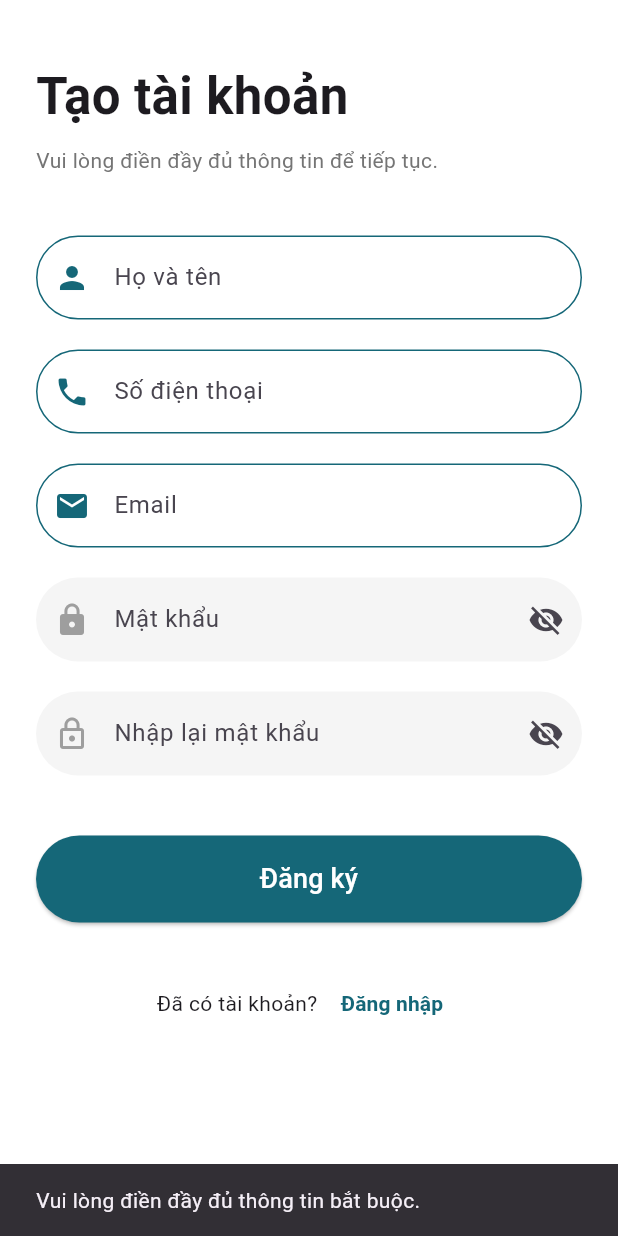
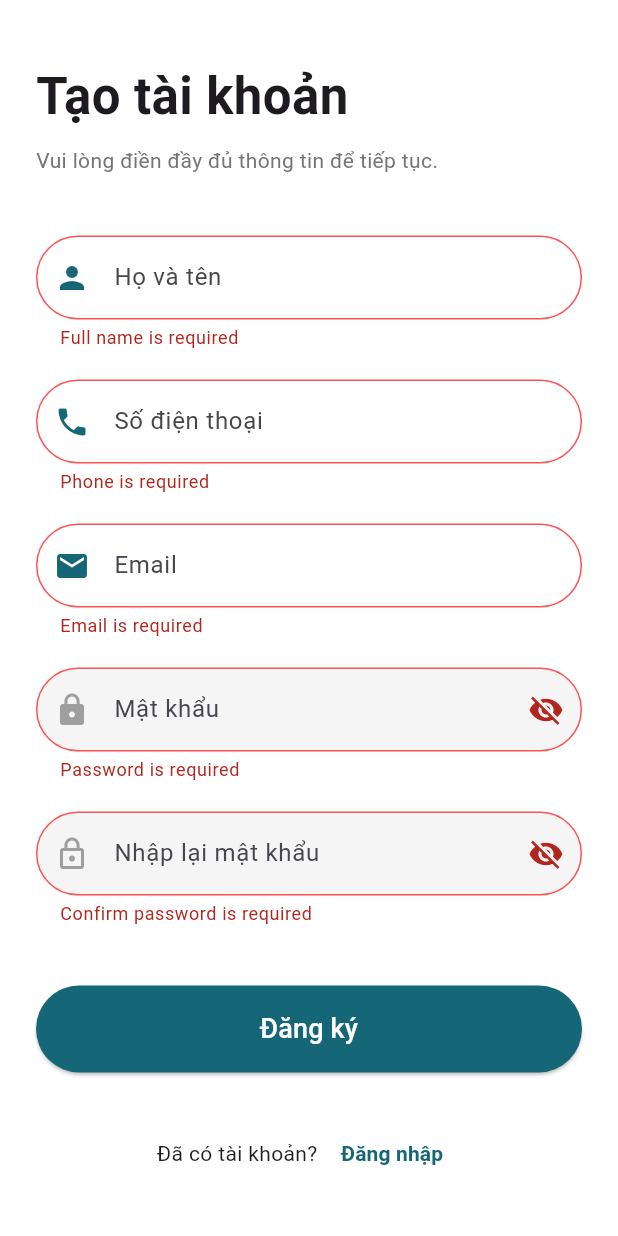
Before and after one commit to phuocnguyen10051307/salon-booking-frontend, a Flutter app: the SignupScreen screen opened directly, after a tap on "Đăng ký", on a phone screen of 412 x 824 dp. Run offline on Flutter 3.47's test engine with Material 3 defaults, Android fonts, the phone set to English and light mode, and no system bars; our stand-ins replace dio, flutter_dotenv, flutter_map, geolocator, google_fonts, image_picker and 3 more; accounts and stored records are empty.

Commit message:
fix sign up

```diff
--- a/lib/core/widgets/custom_text_field.dart
+++ b/lib/core/widgets/custom_text_field.dart
@@ -7,6 +7,9 @@ class CustomTextField extends StatefulWidget {
   final String hint;
   final IconData icon;
   final bool isPassword;
+  final TextInputType? keyboardType;
+  final String? Function(String?)? validator;
+  final TextInputAction? textInputAction;
 
   const CustomTextField({
     super.key,
@@ -14,39 +17,36 @@ class CustomTextField extends StatefulWidget {
     required this.hint,
     required this.icon,
     this.isPassword = false,
+    this.keyboardType,
+    this.validator,
+    this.textInputAction,
   });
 
   @override
-  State<CustomTextField> createState() =>
-      _CustomTextFieldState();
+  State<CustomTextField> createState() => _CustomTextFieldState();
 }
 
-class _CustomTextFieldState
-    extends State<CustomTextField> {
+class _CustomTextFieldState extends State<CustomTextField> {
   bool obscure = true;
 
   @override
   Widget build(BuildContext context) {
-    return TextField(
+    return TextFormField(
       controller: widget.controller,
-      obscureText:
-      widget.isPassword ? obscure : false,
+      keyboardType: widget.keyboardType,
+      validator: widget.validator,
+      textInputAction: widget.textInputAction,
+      obscureText: widget.isPassword ? obscure : false,
       decoration: InputDecoration(
         hintText: widget.hint,
-
         prefixIcon: Icon(
           widget.icon,
-          color: widget.isPassword
-              ? Colors.grey
-              : AppColors.primary,
+          color: widget.isPassword ? Colors.grey : AppColors.primary,
         ),
-
         suffixIcon: widget.isPassword
             ? IconButton(
                 icon: Icon(
-            obscure
-                ? Icons.visibility_off
-                : Icons.visibility,
+                  obscure ? Icons.visibility_off : Icons.visibility,
                 ),
                 onPressed: () {
                   setState(() {
@@ -55,25 +55,29 @@ class _CustomTextFieldState
                 },
               )
             : null,
-
         filled: widget.isPassword,
         fillColor: Colors.grey.shade100,
-
         enabledBorder: OutlineInputBorder(
-          borderRadius:
-          BorderRadius.circular(40),
+          borderRadius: BorderRadius.circular(40),
           borderSide: BorderSide(
-            color: widget.isPassword
-                ? Colors.transparent
-                : AppColors.primary,
+            color: widget.isPassword ? Colors.transparent : AppColors.primary,
           ),
         ),
-
         focusedBorder: OutlineInputBorder(
-          borderRadius:
-          BorderRadius.circular(40),
+          borderRadius: BorderRadius.circular(40),
           borderSide: BorderSide(
             color: AppColors.primary,
+            width: 2,
+          ),
+        ),
+        errorBorder: OutlineInputBorder(
+          borderRadius: BorderRadius.circular(40),
+          borderSide: const BorderSide(color: Colors.redAccent),
+        ),
+        focusedErrorBorder: OutlineInputBorder(
+          borderRadius: BorderRadius.circular(40),
+          borderSide: const BorderSide(
+            color: Colors.redAccent,
             width: 2,
           ),
         ),
--- /dev/null
+++ b/lib/features/auth/data/auth_validators.dart
@@ -0,0 +1,57 @@
+class AuthValidators {
+  static final RegExp _emailRule = RegExp(r'^[^@\s]+@[^@\s]+\.[^@\s]+$');
+  static final RegExp _phoneRule = RegExp(r'^(0|\+84)(3|5|7|8|9)[0-9]{8}$');
+  static final RegExp _passwordRule = RegExp(r'^(?=.*[a-zA-Z])(?=.*\d)[A-Za-z\d\W]{8,256}$');
+
+  static String? requiredField(String? value, {required String fieldName}) {
+    if (value == null || value.trim().isEmpty) {
+      return '$fieldName is required';
+    }
+    return null;
+  }
+
+  static String? fullName(String? value) {
+    final requiredError = requiredField(value, fieldName: 'Full name');
+    if (requiredError != null) return requiredError;
+    if (value!.trim().length < 2) {
+      return 'Full name must be at least 2 characters long';
+    }
+    return null;
+  }
+
+  static String? email(String? value) {
+    final requiredError = requiredField(value, fieldName: 'Email');
+    if (requiredError != null) return requiredError;
+    if (!_emailRule.hasMatch(value!.trim())) {
+      return 'Invalid email address';
+    }
+    return null;
+  }
+
+  static String? phone(String? value) {
+    final requiredError = requiredField(value, fieldName: 'Phone');
+    if (requiredError != null) return requiredError;
+    if (!_phoneRule.hasMatch(value!.trim())) {
+      return 'Phone number must be a valid Vietnamese phone number';
+    }
+    return null;
+  }
+
+  static String? password(String? value) {
+    final requiredError = requiredField(value, fieldName: 'Password');
+    if (requiredError != null) return requiredError;
+    if (!_passwordRule.hasMatch(value!.trim())) {
+      return 'Password must include at least 1 letter, a number, and at least 8 characters.';
+    }
+    return null;
+  }
+
+  static String? confirmPassword(String? value, String password) {
+    final requiredError = requiredField(value, fieldName: 'Confirm password');
+    if (requiredError != null) return requiredError;
+    if (value!.trim() != password.trim()) {
+      return 'Password confirmation does not match';
+    }
+    return null;
+  }
+}
--- a/lib/features/auth/presentation/signup_screen.dart
+++ b/lib/features/auth/presentation/signup_screen.dart
@@ -4,6 +4,7 @@ import 'package:provider/provider.dart';
 import '../../../core/themes/app_colors.dart';
 import '../../../core/widgets/custom_button.dart';
 import '../../../core/widgets/custom_text_field.dart';
+import '../data/auth_validators.dart';
 import '../provider/auth_provider.dart';
 import 'email_verification_screen.dart';
 
@@ -15,6 +16,7 @@ class SignupScreen extends StatefulWidget {
 }
 
 class _SignupScreenState extends State<SignupScreen> {
+  final _formKey = GlobalKey<FormState>();
   final fullNameController = TextEditingController();
   final phoneController = TextEditingController();
   final emailController = TextEditingController();
@@ -32,9 +34,7 @@ class _SignupScreenState extends State<SignupScreen> {
   }
 
   void _showMessage(String message) {
-    ScaffoldMessenger.of(
-      context,
-    ).showSnackBar(SnackBar(content: Text(message)));
+    ScaffoldMessenger.of(context).showSnackBar(SnackBar(content: Text(message)));
   }
 
   @override
@@ -44,6 +44,8 @@ class _SignupScreenState extends State<SignupScreen> {
       body: SafeArea(
         child: SingleChildScrollView(
           padding: const EdgeInsets.symmetric(horizontal: 24),
+          child: Form(
+            key: _formKey,
             child: Column(
               crossAxisAlignment: CrossAxisAlignment.start,
               children: [
@@ -62,18 +64,26 @@ class _SignupScreenState extends State<SignupScreen> {
                   controller: fullNameController,
                   hint: 'Họ và tên',
                   icon: Icons.person,
+                  textInputAction: TextInputAction.next,
+                  validator: AuthValidators.fullName,
                 ),
                 const SizedBox(height: 20),
                 CustomTextField(
                   controller: phoneController,
                   hint: 'Số điện thoại',
                   icon: Icons.phone,
+                  keyboardType: TextInputType.phone,
+                  textInputAction: TextInputAction.next,
+                  validator: AuthValidators.phone,
                 ),
                 const SizedBox(height: 20),
                 CustomTextField(
                   controller: emailController,
                   hint: 'Email',
                   icon: Icons.email,
+                  keyboardType: TextInputType.emailAddress,
+                  textInputAction: TextInputAction.next,
+                  validator: AuthValidators.email,
                 ),
                 const SizedBox(height: 20),
                 CustomTextField(
@@ -81,6 +91,8 @@ class _SignupScreenState extends State<SignupScreen> {
                   hint: 'Mật khẩu',
                   icon: Icons.lock,
                   isPassword: true,
+                  textInputAction: TextInputAction.next,
+                  validator: AuthValidators.password,
                 ),
                 const SizedBox(height: 20),
                 CustomTextField(
@@ -88,29 +100,23 @@ class _SignupScreenState extends State<SignupScreen> {
                   hint: 'Nhập lại mật khẩu',
                   icon: Icons.lock_outline,
                   isPassword: true,
+                  textInputAction: TextInputAction.done,
+                  validator: (value) => AuthValidators.confirmPassword(
+                    value,
+                    passwordController.text,
+                  ),
                 ),
                 const SizedBox(height: 40),
                 CustomButton(
                   text: 'Đăng ký',
                   onPressed: () async {
+                    final isValid = _formKey.currentState?.validate() ?? false;
+                    if (!isValid) return;
+
                     final fullName = fullNameController.text.trim();
                     final phone = phoneController.text.trim();
                     final email = emailController.text.trim();
                     final password = passwordController.text.trim();
-                  final confirmPassword = confirmPasswordController.text.trim();
-
-                  if (fullName.isEmpty ||
-                      phone.isEmpty ||
-                      password.isEmpty ||
-                      confirmPassword.isEmpty) {
-                    _showMessage('Vui lòng điền đầy đủ thông tin bắt buộc.');
-                    return;
-                  }
-
-                  if (password != confirmPassword) {
-                    _showMessage('Mật khẩu không khớp.');
-                    return;
-                  }
 
                     final authProvider = Provider.of<AuthProvider>(
                       context,
@@ -140,7 +146,10 @@ class _SignupScreenState extends State<SignupScreen> {
                         ),
                       );
                     } else {
-                    _showMessage('Đăng ký thất bại. Vui lòng thử lại.');
+                      _showMessage(
+                        authProvider.errorMessage ??
+                            'Đăng ký thất bại. Vui lòng thử lại.',
+                      );
                     }
                   },
                 ),
@@ -166,6 +175,7 @@ class _SignupScreenState extends State<SignupScreen> {
             ),
           ),
         ),
+      ),
     );
   }
 }
```
Lines whose indentation alone changed are shown as unchanged.
